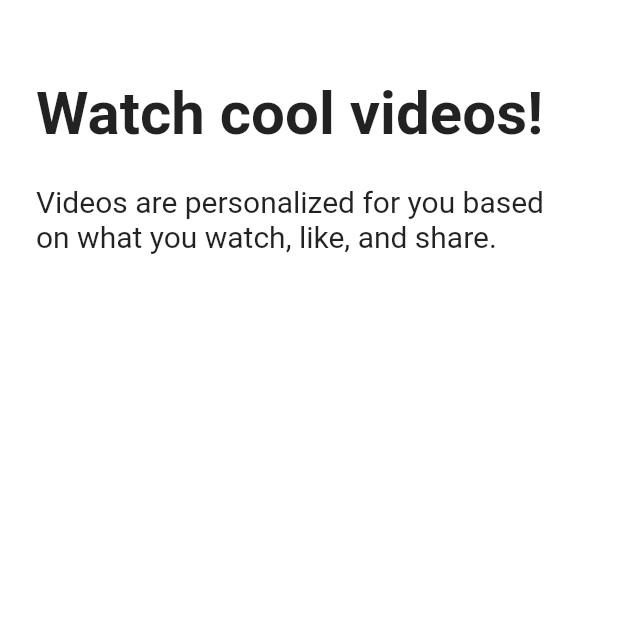
After one commit to dongwooha/tiktok_clone, a Flutter app: the TutorialScreen screen opened directly, on a phone screen of 412 x 824 dp, the top half of it. The commit adds this screen. Run offline on Flutter 3.47's test engine with Material 2 defaults, Android fonts, the phone set to English and light mode, and no system bars; our stand-ins replace font_awesome_flutter.

```diff
--- a/lib/features/authentication/widgets/birthday_screen.dart
+++ b/lib/features/authentication/widgets/birthday_screen.dart
@@ -2,7 +2,7 @@
 import 'package:flutter/material.dart';
 import 'package:titok_clone/constants/gaps.dart';
 import 'package:titok_clone/constants/sizes.dart';
-import 'package:titok_clone/features/onboarding/interest.dart';
+import 'package:titok_clone/features/onboarding/widgets/interest_screen.dart';
 
 import 'form_button.dart';
 
--- a/lib/features/authentication/widgets/login_form_screen.dart
+++ b/lib/features/authentication/widgets/login_form_screen.dart
@@ -1,6 +1,6 @@
 import 'package:flutter/material.dart';
 import 'package:titok_clone/features/authentication/widgets/form_button.dart';
-import 'package:titok_clone/features/onboarding/interest.dart';
+import 'package:titok_clone/features/onboarding/widgets/interest_screen.dart';
 
 import '../../../constants/gaps.dart';
 
--- a/lib/features/authentication/widgets/password_screen.dart
+++ b/lib/features/authentication/widgets/password_screen.dart
@@ -25,7 +25,7 @@
     super.initState(); // 초기화는 먼저 하는 것이 합리적임
 
     _passwordController.addListener(() {
-      print(_passwordController.text);
+      // print(_passwordController.text);
       setState(() {
         _password = _passwordController.text;
       });
--- a/lib/features/authentication/widgets/username_screen.dart
+++ b/lib/features/authentication/widgets/username_screen.dart
@@ -22,7 +22,7 @@
     super.initState(); // 초기화는 먼저 것이 합리적임
 
     _usernameController.addListener(() {
-      print(_usernameController.text);
+      // print(_usernameController.text);
       setState(() {
         _username = _usernameController.text;
       });
--- a/lib/features/onboarding/widgets/interest_button.dart
+++ b/lib/features/onboarding/widgets/interest_button.dart
@@ -28,7 +28,7 @@
     return GestureDetector(
       onTap: _onTap,
       child: AnimatedContainer(
-        duration: Duration(milliseconds: 300),
+        duration: const Duration(milliseconds: 300),
         padding: const EdgeInsets.symmetric(
           horizontal: Sizes.size24,
           vertical: Sizes.size16,
--- /dev/null
+++ b/lib/features/onboarding/widgets/tutorial_screen.dart
@@ -0,0 +1,227 @@
+import 'package:flutter/cupertino.dart';
+import 'package:flutter/material.dart';
+import 'package:titok_clone/constants/gaps.dart';
+import 'package:titok_clone/constants/sizes.dart';
+
+enum Direction { right, left }
+
+enum Page { first, second }
+
+class TutorialScreen extends StatefulWidget {
+  const TutorialScreen({Key? key}) : super(key: key);
+
+  @override
+  State<TutorialScreen> createState() => _TutorialScreenState();
+}
+
+class _TutorialScreenState extends State<TutorialScreen> {
+  Direction _direction = Direction.right;
+  Page _showingPage = Page.first;
+
+  void _onPanUpdate(DragUpdateDetails details) {
+    print(details);
+    if (details.delta.dx > 0) {
+      setState(() {
+        _direction = Direction.right;
+      });
+    } else {
+      setState(() {
+        _direction = Direction.left;
+      });
+    }
+  }
+
+  void _onPanEnd(DragEndDetails details) {
+    if (_direction == Direction.left) {
+      setState(() {
+        _showingPage = Page.second;
+      });
+    } else {
+      setState(() {
+        _showingPage = Page.first;
+      });
+    }
+  }
+
+  @override
+  Widget build(BuildContext context) {
+    return GestureDetector(
+        onPanUpdate: _onPanUpdate,
+        onPanEnd: _onPanEnd,
+        child: Scaffold(
+          body: SafeArea(
+            child: Padding(
+              padding: const EdgeInsets.symmetric(
+                horizontal: Sizes.size24,
+              ),
+              child: AnimatedCrossFade(
+                firstChild: Column(
+                  crossAxisAlignment: CrossAxisAlignment.start,
+                  children: const [
+                    Gaps.v52,
+                    Text(
+                      "Watch cool videos!",
+                      style: TextStyle(
+                        fontSize: Sizes.size40,
+                        fontWeight: FontWeight.bold,
+                      ),
+                    ),
+                    Gaps.v24,
+                    Text(
+                      "Videos are personalized for you based on what you watch, like, and share.",
+                      style: TextStyle(
+                        fontSize: Sizes.size20,
+                      ),
+                    )
+                  ],
+                ),
+                secondChild: Column(
+                  crossAxisAlignment: CrossAxisAlignment.start,
+                  children: const [
+                    Gaps.v52,
+                    Text(
+                      "Follow the rules",
+                      style: TextStyle(
+                        fontSize: Sizes.size40,
+                        fontWeight: FontWeight.bold,
+                      ),
+                    ),
+                    Gaps.v24,
+                    Text(
+                      "Videos are personalized for you based on what you watch, like, and share.",
+                      style: TextStyle(
+                        fontSize: Sizes.size20,
+                      ),
+                    )
+                  ],
+                ),
+                crossFadeState: _showingPage == Page.first
+                    ? CrossFadeState.showFirst
+                    : CrossFadeState.showSecond,
+                duration: const Duration(
+                  milliseconds: 300,
+                ),
+              ),
+            ),
+          ),
+          bottomNavigationBar: BottomAppBar(
+            elevation: 0,
+            child: Padding(
+              padding: const EdgeInsets.symmetric(
+                vertical: Sizes.size24,
+                horizontal: Sizes.size24,
+              ),
+              child: AnimatedOpacity(
+                duration: const Duration(microseconds: 300),
+                opacity: _showingPage == Page.first ? 0 : 1,
+                child: CupertinoButton(
+                  onPressed: () {},
+                  color: Theme.of(context).primaryColor,
+                  child: const Text("Enter the app!"),
+                ),
+              ),
+            ),
+          ),
+        ));
+  }
+}
+
+
+// return DefaultTabController(
+//       length: 3,
+//       child: Scaffold(
+//         body: SafeArea(
+//           child: TabBarView(
+//             children: [
+//               Padding(
+//                 padding: const EdgeInsets.symmetric(horizontal: Sizes.size24),
+//                 child: Column(
+//                   crossAxisAlignment: CrossAxisAlignment.start,
+//                   children: const [
+//                     Gaps.v52,
+//                     Text(
+//                       "Watch cool videos!",
+//                       style: TextStyle(
+//                         fontSize: Sizes.size40,
+//                         fontWeight: FontWeight.bold,
+//                       ),
+//                     ),
+//                     Gaps.v24,
+//                     Text(
+//                       "Videos are personalized for you based on what you watch, like, and share.",
+//                       style: TextStyle(
+//                         fontSize: Sizes.size20,
+//                       ),
+//                     )
+//                   ],
+//                 ),
+//               ),
+//               Padding(
+//                 padding: const EdgeInsets.symmetric(horizontal: Sizes.size24),
+//                 child: Column(
+//                   crossAxisAlignment: CrossAxisAlignment.start,
+//                   children: const [
+//                     Gaps.v52,
+//                     Text(
+//                       "Follow the rules!",
+//                       style: TextStyle(
+//                         fontSize: Sizes.size40,
+//                         fontWeight: FontWeight.bold,
+//                       ),
+//                     ),
+//                     Gaps.v24,
+//                     Text(
+//                       "Videos are personalized for you based on what you watch, like, and share.",
+//                       style: TextStyle(
+//                         fontSize: Sizes.size20,
+//                       ),
+//                     )
+//                   ],
+//                 ),
+//               ),
+//               Padding(
+//                 padding: const EdgeInsets.symmetric(horizontal: Sizes.size24),
+//                 child: Column(
+//                   crossAxisAlignment: CrossAxisAlignment.start,
+//                   children: const [
+//                     Gaps.v52,
+//                     Text(
+//                       "Enjoy!",
+//                       style: TextStyle(
+//                         fontSize: Sizes.size40,
+//                         fontWeight: FontWeight.bold,
+//                       ),
+//                     ),
+//                     Gaps.v24,
+//                     Text(
+//                       "Videos are personalized for you based on what you watch, like, and share.",
+//                       style: TextStyle(
+//                         fontSize: Sizes.size20,
+//                       ),
+//                     )
+//                   ],
+//                 ),
+//               ),
+//             ],
+//           ),
+//         ),
+//         bottomNavigationBar: BottomAppBar(
+//           child: Container(
+//             child: Padding(
+//               padding: const EdgeInsets.symmetric(
+//                 vertical: Sizes.size24,
+//               ),
+//               child: Row(
+//                 mainAxisAlignment: MainAxisAlignment.center,
+//                 children: [
+//                   TabPageSelector(
+//                     selectedColor: Theme.of(context).primaryColor,
+//                   )
+//                 ],
+//               ),
+//             ),
+//           ),
+//         ),
+//       ),
+//     );
+//   }
--- a/lib/main.dart
+++ b/lib/main.dart
@@ -1,5 +1,5 @@
 import 'package:flutter/material.dart';
-import 'package:titok_clone/features/onboarding/interest.dart';
+import 'package:titok_clone/features/onboarding/widgets/interest_screen.dart';
 // mobbin 에서 디자인 볼 수 있음
 
 void main() {
```
Also changed, not shown: lib/features/onboarding/widgets/interest_screen.dart (renamed from lib/features/onboarding/interest.dart, +15 -2 lines).
